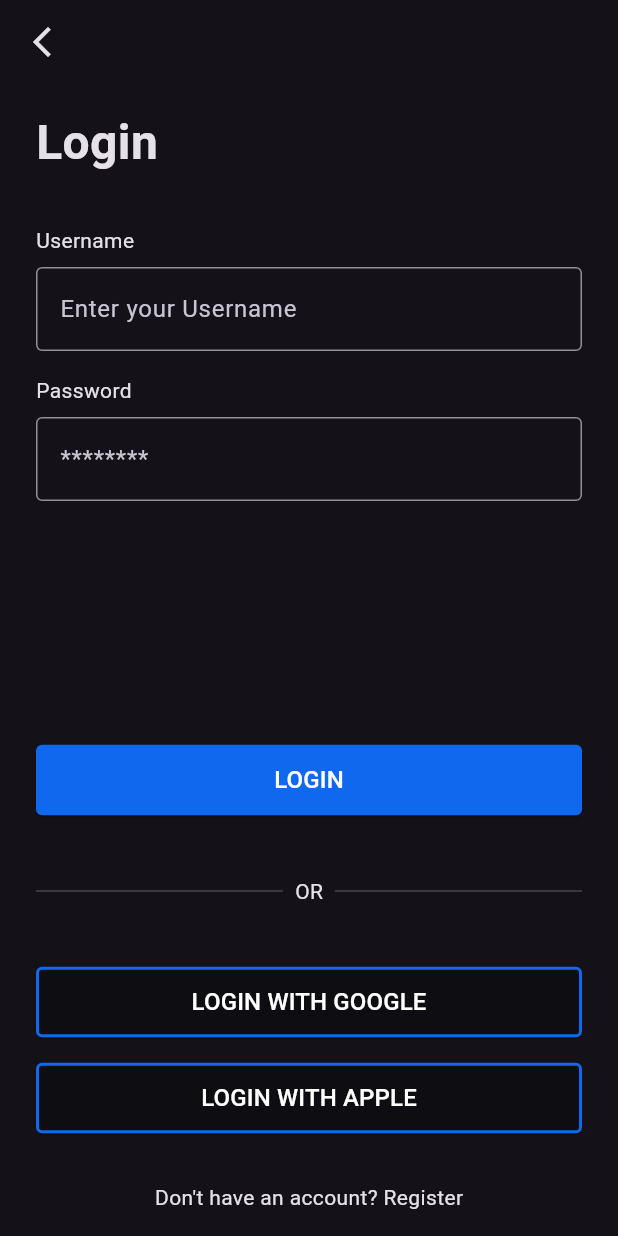
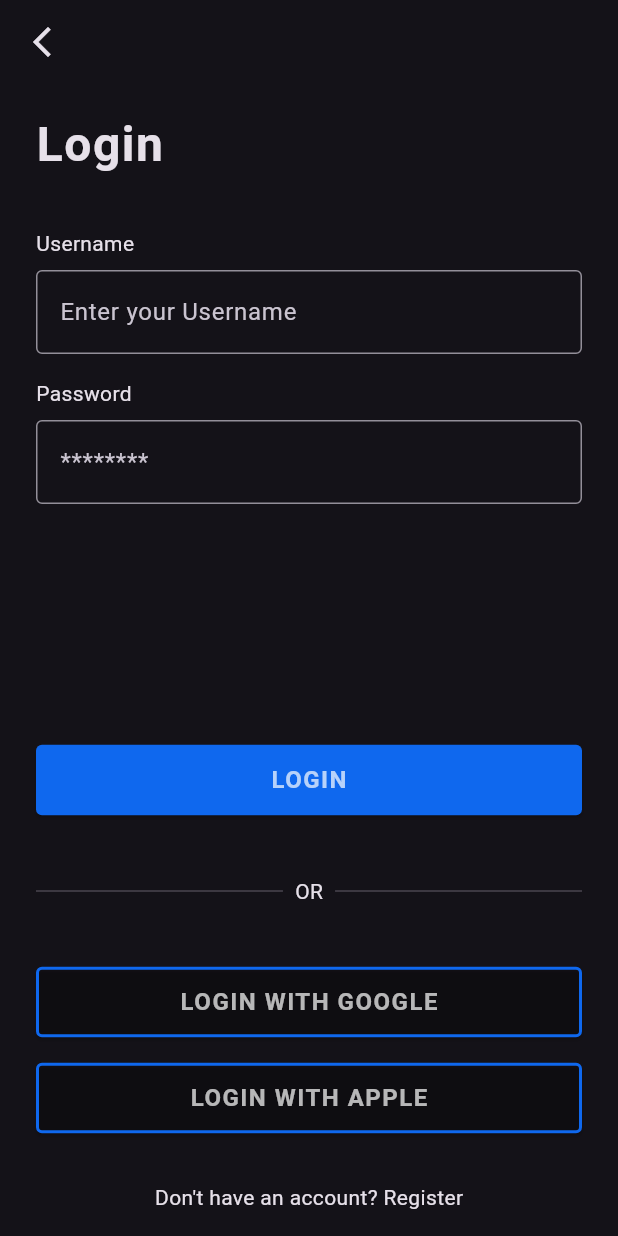
Before and after one commit to kabirdeula/ToDoNow, a Flutter app: the screen it shows after launch, after a tap on "SKIP", after a tap on "LOGIN", on a phone screen of 412 x 824 dp. Run offline on Flutter 3.47's test engine with Material 3 defaults, Android fonts, the phone set to English and light mode, and no system bars; our stand-ins replace flutter_bloc, get_it, go_router, smooth_page_indicator.

Commit message:
feat: ✨Add AppTypography utility for consistent text styles across the application

```diff
--- /dev/null
+++ b/lib/core/themes/app_typography.dart
@@ -0,0 +1,94 @@
+import 'package:flutter/material.dart';
+
+/// A utility class for managing application-wide text styles.
+///
+/// Centralizes `TextStyle` definitions for consistency and maintainability.
+class AppTypography {
+  // Helper method to create a TextStyle
+  static TextStyle _baseStyle({
+    required double fontSize,
+    required FontWeight fontWeight,
+    Color? color,
+    double? lineHeight,
+    double letterSpacing = 1.0,
+  }) {
+    return TextStyle(
+      fontSize: fontSize,
+      fontWeight: fontWeight,
+      color: color,
+      height: lineHeight,
+      letterSpacing: letterSpacing,
+    );
+  }
+
+  // * Headline Styles
+  /// Headline 1 style for large titles. Use for main headings.
+  static TextStyle headline1({Color? color}) => _baseStyle(
+        fontSize: 32,
+        fontWeight: FontWeight.bold,
+        color: color,
+        lineHeight: 1.5,
+      );
+
+  /// Headline 2 style for medium titles. Use for subheadings.
+  static TextStyle headline2({Color? color}) => _baseStyle(
+        fontSize: 24,
+        fontWeight: FontWeight.w600,
+        color: color,
+        lineHeight: 1.4,
+      );
+
+  /// Headline 3 style for smaller titles. Use for section headings.
+  static TextStyle headline3({Color? color}) => _baseStyle(
+        fontSize: 20,
+        fontWeight: FontWeight.w500,
+        color: color,
+        lineHeight: 1.3,
+      );
+
+  // * Body Text Styles
+  /// Body text style for primary content.
+  static TextStyle bodyText1({Color? color}) => _baseStyle(
+        fontSize: 16,
+        fontWeight: FontWeight.normal,
+        color: color,
+        lineHeight: 1.5,
+      );
+
+  /// Secondary body text style for less prominent content.
+  static TextStyle bodyText2({Color? color}) => _baseStyle(
+        fontSize: 14,
+        fontWeight: FontWeight.normal,
+        color: color,
+        lineHeight: 1.4,
+      );
+
+  /// Caption style for small text or hints.
+  static TextStyle caption({Color? color}) => _baseStyle(
+        fontSize: 12,
+        fontWeight: FontWeight.normal,
+        color: color,
+        lineHeight: 1.3,
+      );
+
+  // * Button Text Styles
+  /// Button text style for primary buttons.
+  static TextStyle button({Color? color}) => _baseStyle(
+        fontSize: 16,
+        fontWeight: FontWeight.w600,
+        color: color ?? Colors.white70,
+      );
+
+  // * Input Field Styles
+  static TextStyle input({Color? color}) => _baseStyle(
+        fontSize: 16,
+        fontWeight: FontWeight.normal,
+        color: color,
+      );
+
+  static TextStyle inputPlaceholder({Color? color}) => _baseStyle(
+        fontSize: 16,
+        fontWeight: FontWeight.normal,
+        color: color,
+      );
+}
--- a/lib/core/themes/themes.dart
+++ b/lib/core/themes/themes.dart
@@ -1 +1,2 @@
 export './app_themes.dart';
+export './app_typography.dart';
--- a/lib/core/widgets/buttons/custom_elevated_button.dart
+++ b/lib/core/widgets/buttons/custom_elevated_button.dart
@@ -1,4 +1,5 @@
 import 'package:flutter/material.dart';
+import 'package:to_do_now/core/themes/themes.dart';
 
 class CustomElevatedButton extends StatelessWidget {
   final String label;
@@ -49,10 +50,7 @@ class CustomElevatedButton extends StatelessWidget {
     return ElevatedButton(
       style: style,
       onPressed: onPressed,
-      child: Text(
-        label.toUpperCase(),
-        style: TextStyle(fontSize: 16.0, color: Colors.white),
-      ),
+      child: Text(label.toUpperCase(), style: AppTypography.button()),
     );
   }
 }
--- a/lib/core/widgets/buttons/custom_text_button.dart
+++ b/lib/core/widgets/buttons/custom_text_button.dart
@@ -1,4 +1,5 @@
 import 'package:flutter/material.dart';
+import 'package:to_do_now/core/themes/themes.dart';
 
 class CustomTextButton extends StatelessWidget {
   final String label;
@@ -9,10 +10,7 @@ class CustomTextButton extends StatelessWidget {
   Widget build(BuildContext context) {
     return TextButton(
       onPressed: onPressed,
-      child: Text(
-        label.toUpperCase(),
-        style: TextStyle(fontSize: 16.0, color: Colors.white60),
-      ),
+      child: Text(label.toUpperCase(), style: AppTypography.button()),
     );
   }
 }
--- a/lib/features/authentication/presentation/screens/login_screen.dart
+++ b/lib/features/authentication/presentation/screens/login_screen.dart
@@ -1,4 +1,5 @@
 import 'package:flutter/material.dart';
+import 'package:to_do_now/core/themes/app_typography.dart';
 import 'package:to_do_now/core/widgets/widgets.dart';
 
 class LoginScreen extends StatelessWidget {
@@ -13,10 +14,7 @@ class LoginScreen extends StatelessWidget {
         child: Column(
           crossAxisAlignment: CrossAxisAlignment.start,
           children: [
-            Text(
-              'Login',
-              style: TextStyle(fontSize: 32, fontWeight: FontWeight.bold),
-            ),
+            Text('Login', style: AppTypography.headline1()),
             const SizedBox(height: 32.0),
             Text('Username'),
             const SizedBox(height: 8.0),
--- a/lib/features/onboarding/presentation/widgets/onboarding_body.dart
+++ b/lib/features/onboarding/presentation/widgets/onboarding_body.dart
@@ -1,4 +1,5 @@
 import 'package:flutter/material.dart';
+import 'package:to_do_now/core/themes/themes.dart';
 
 class OnboardingBody extends StatelessWidget {
   final String image;
@@ -20,14 +21,11 @@ class OnboardingBody extends StatelessWidget {
         spacing: 32,
         children: [
           Image.asset(image, height: 270),
-          Text(
-            title,
-            style: TextStyle(fontSize: 32, fontWeight: FontWeight.bold),
-          ),
+          Text(title, style: AppTypography.headline1()),
           Text(
             description ?? '',
             textAlign: TextAlign.center,
-            style: TextStyle(fontSize: 16, height: 1.5),
+            style: AppTypography.bodyText1(),
           ),
         ],
       ),
--- a/lib/features/start/presentation/screens/start_screen.dart
+++ b/lib/features/start/presentation/screens/start_screen.dart
@@ -1,4 +1,5 @@
 import 'package:flutter/material.dart';
+import 'package:to_do_now/core/themes/themes.dart';
 import 'package:to_do_now/core/widgets/widgets.dart';
 import 'package:to_do_now/routes/routes.dart';
 
@@ -13,15 +14,12 @@ class StartScreen extends StatelessWidget {
           child: Column(
             children: [
               const SizedBox(height: 32.0),
-              Text(
-                "Welcome",
-                style: TextStyle(fontSize: 32, fontWeight: FontWeight.bold),
-              ),
+              Text("Welcome", style: AppTypography.headline1()),
               const SizedBox(height: 16.0),
               Text(
                 "Please login to continue or create an account to continue",
                 textAlign: TextAlign.center,
-                style: TextStyle(fontSize: 16),
+                style: AppTypography.bodyText1(),
               ),
               Spacer(),
               SizedBox(
```
